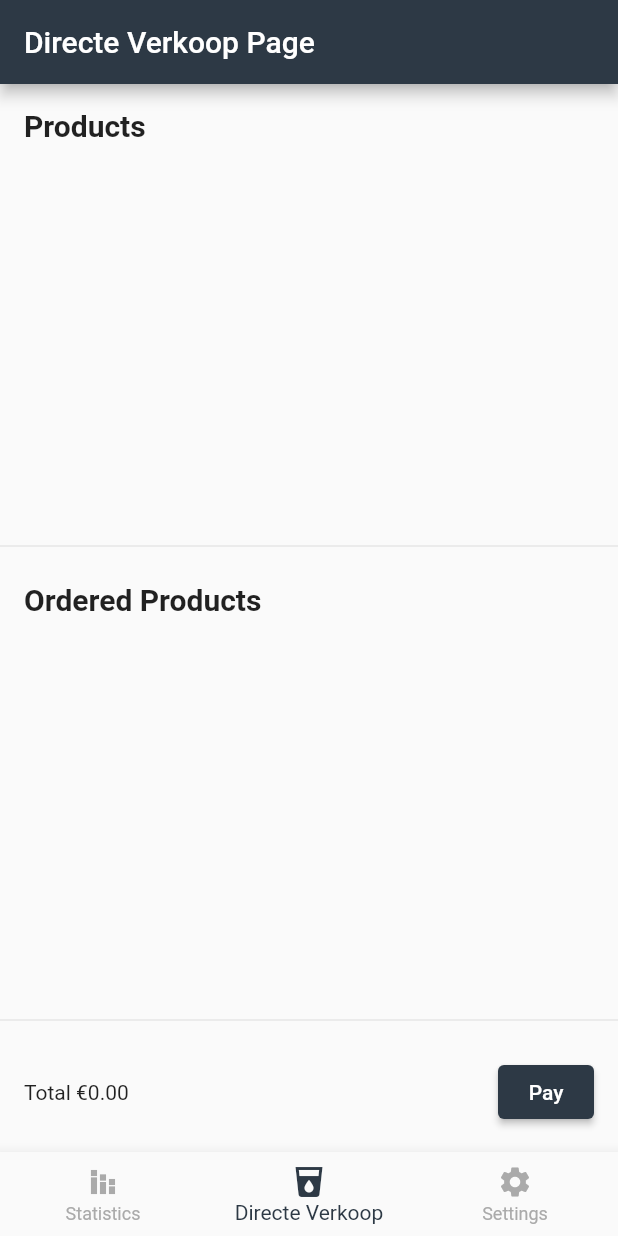
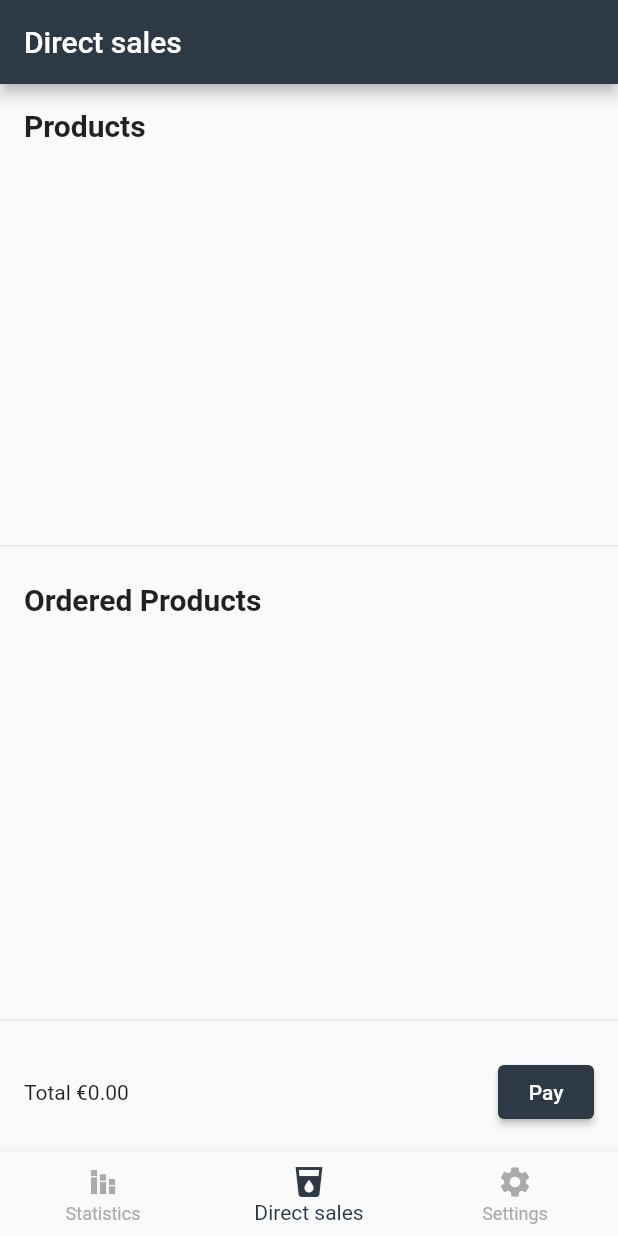
Before and after one commit to tomlommerse/kassakameraad, a Flutter app: the screen it shows after launch, on a phone screen of 412 x 824 dp. Run offline on Flutter 3.47's test engine with Material 2 defaults, Android fonts, the phone set to English and light mode, and no system bars; our stand-ins replace charts_flutter, sqflite; missing offline and left inert: shake; accounts and stored records are empty.

Commit message:
final fixes

```diff
--- a/lib/bottom_navigation.dart
+++ b/lib/bottom_navigation.dart
@@ -20,7 +20,7 @@ class BottomNavigation extends StatelessWidget {
         ),
         BottomNavigationBarItem(
           icon: Icon(Icons.local_drink),
-          label: 'Directe Verkoop',
+          label: 'Direct sales',
         ),
         BottomNavigationBarItem(
           icon: Icon(Icons.settings),
--- a/lib/directe_verkoop_page.dart
+++ b/lib/directe_verkoop_page.dart
@@ -31,7 +31,7 @@ class _DirecteVerkoopPageState extends State<DirecteVerkoopPage> {
         showDeletePopup();
       },
     );
-    detector!.startListening();
+    detector?.startListening();
   }
 
   @override
@@ -110,7 +110,7 @@ class _DirecteVerkoopPageState extends State<DirecteVerkoopPage> {
       builder: (BuildContext context) {
         return AlertDialog(
           title: Text('Delete Confirmation'),
-          content: Text('Are you sure you want to delete?'),
+          content: Text('Clear all products?'),
           actions: [
             TextButton(
               onPressed: () {
@@ -155,7 +155,7 @@ class _DirecteVerkoopPageState extends State<DirecteVerkoopPage> {
     return Scaffold(
       appBar: AppBar(
         backgroundColor: primaryColor,
-        title: Text('Directe Verkoop Page'),
+        title: Text('Direct sales'),
         automaticallyImplyLeading: false,
       ),
       body: Column(
--- a/lib/logo_page.dart
+++ b/lib/logo_page.dart
@@ -25,10 +25,10 @@ class _LogoPageState extends State<LogoPage> {
     });
   }
 
-  // Calculate the total price for the last 16 hours
+  // totaalprijs
   double calculateTotalPrice() {
     DateTime now = DateTime.now();
-    DateTime start = now.subtract(Duration(hours: 16)); // 16 hours ago
+    DateTime start = now.subtract(Duration(hours: 16)); // 16 uur = totaal
 
     double totalPrice = 0;
 
```
Also changed, not shown: 2 other files.
